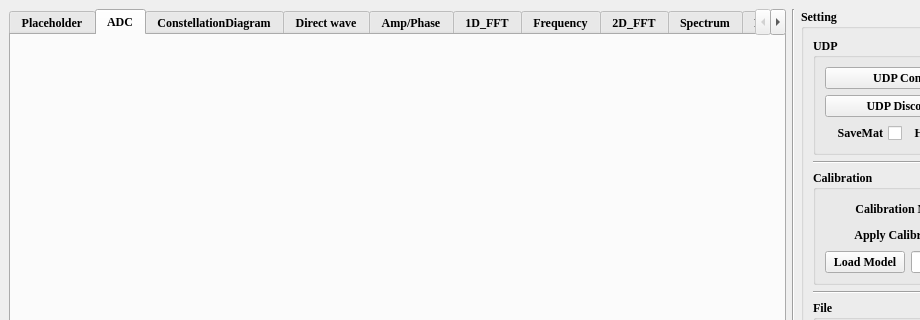
Before: the Qt Designer form Radar_UDP.ui in CruzeOliver/FMCW-Radar-GUI, drawn with Qt 5; both pictures show x 0 to 920 and y 0 to 320 of the 1024 by 829 pixel window.
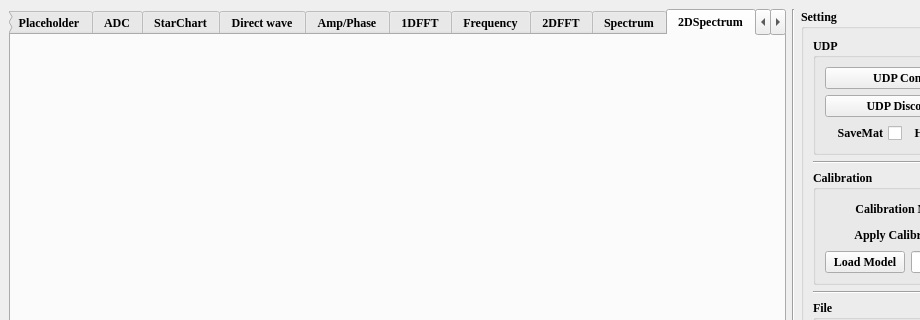
After: the same form once the commit is applied. The open tabs and pages were chosen to show the change.

Commit message: Added a new 2dSpectrum widget

```diff
--- a/Radar_UDP.ui
+++ b/Radar_UDP.ui
@@ -494,7 +494,7 @@
       </widget>
       <widget class="QWidget" name="tab_ConstellationDiagram">
        <attribute name="title">
-        <string>ConstellationDiagram</string>
+        <string>StarChart</string>
        </attribute>
        <layout class="QGridLayout" name="gridLayout_6">
         <item row="0" column="0">
@@ -557,7 +557,7 @@
         </size>
        </property>
        <attribute name="title">
-        <string>1D_FFT</string>
+        <string>1DFFT</string>
        </attribute>
        <layout class="QGridLayout" name="gridLayout_3">
         <item row="0" column="0">
@@ -586,7 +586,7 @@
       </widget>
       <widget class="QWidget" name="tab_2DFFT">
        <attribute name="title">
-        <string>2D_FFT</string>
+        <string>2DFFT</string>
        </attribute>
        <layout class="QGridLayout" name="gridLayout_4">
         <item row="0" column="0">
@@ -613,6 +613,16 @@
         </item>
        </layout>
       </widget>
+      <widget class="QWidget" name="tab_2dMUSICspectrum">
+       <attribute name="title">
+        <string>2DSpectrum</string>
+       </attribute>
+       <layout class="QHBoxLayout" name="horizontalLayout_7">
+        <item>
+         <widget class="QWidget" name="widget_2dMUSICspectrum" native="true"/>
+        </item>
+       </layout>
+      </widget>
       <widget class="QWidget" name="tab_PoitCloud">
        <attribute name="title">
         <string>Point Cloud</string>
```
Left out of the diff: 2 changed lines with no effect on the pictures. The commit also changes 1 other file.
